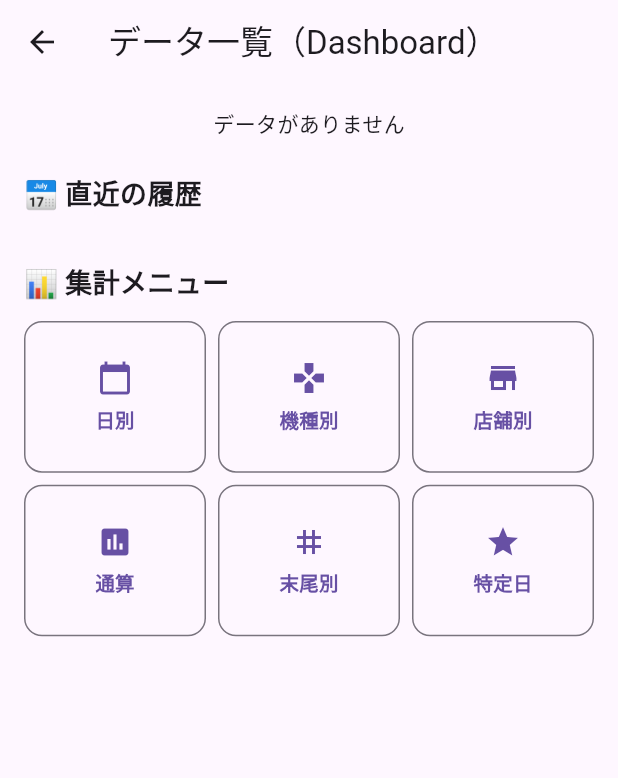
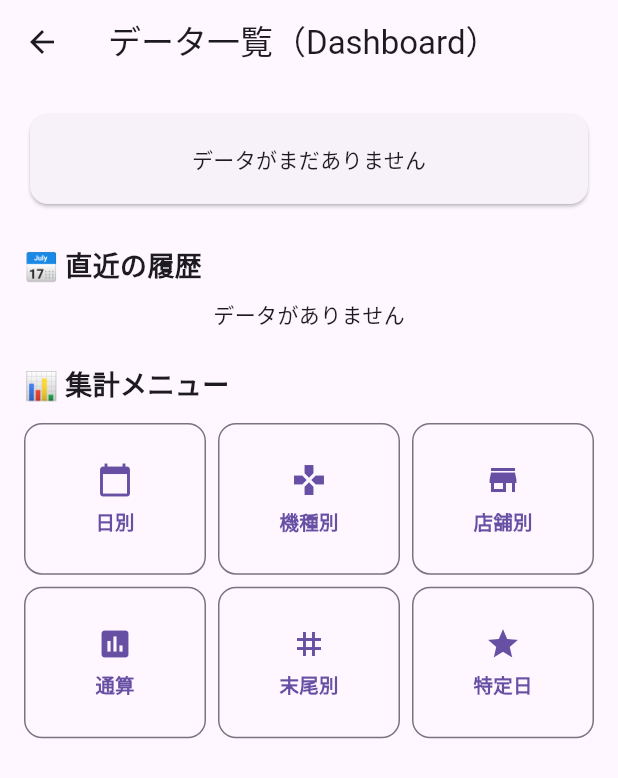
Before and after one commit to koen7777/juggler_record_app, a Flutter app: the DataListScreen screen opened directly, on a phone screen of 412 x 824 dp. Shown: the top 778 px of the screen. Run offline on Flutter 3.47's test engine with Material 3 defaults, Android fonts, the phone set to English and light mode, and no system bars; our stand-ins replace fl_chart; missing offline and left inert: dart:html.

Commit message:
更新メッセージ

```diff
--- a/lib/screens/data_list/data_list_screen.dart
+++ b/lib/screens/data_list/data_list_screen.dart
@@ -1,10 +1,10 @@
-// lib/screens/dashboard/data_list_screen.dart
 import 'package:flutter/material.dart';
 import '../../database/db_helper_web.dart';
 import '../../models/record.dart';
 import 'graph_screen.dart';
-import '../aggregation/daily_summary_screen.dart'; // 日別集計画面
+import '../aggregation/daily_summary_screen.dart'; // ← 日別集計画面の追加
 
+// 🟢 メニュー用クラス
 class MenuItem {
   final String title;
   final IconData icon;
@@ -33,14 +33,14 @@ class _DataListScreenState extends State<DataListScreen> {
   Future<void> _loadRecords() async {
     final records = await _db.getRecords();
     setState(() {
-      _records = records;
+      _records = records; // DBHelperWebで新しい順にソート済み
     });
   }
 
   @override
   Widget build(BuildContext context) {
     final hasData = _records.isNotEmpty;
-    final todayRecord = hasData ? _records.first : null;
+    final todayRecord = hasData ? _records.first : null; // 最新データを今日扱い
 
     return Scaffold(
       appBar: AppBar(title: const Text('データ一覧（Dashboard）')),
@@ -49,8 +49,20 @@ class _DataListScreenState extends State<DataListScreen> {
         child: Column(
           crossAxisAlignment: CrossAxisAlignment.stretch,
           children: [
-            // 今日の成績カード
-            if (hasData) _todayCard(todayRecord!) else const Center(child: Text("データがありません")),
+            // 📊 今日の成績カードをタップでGraphScreenへ遷移
+            GestureDetector(
+              onTap: hasData
+                  ? () {
+                      Navigator.push(
+                        context,
+                        MaterialPageRoute(
+                          builder: (_) => GraphScreen(records: _records),
+                        ),
+                      );
+                    }
+                  : null,
+              child: _todayCard(todayRecord),
+            ),
             const SizedBox(height: 24),
 
             const Text(
@@ -58,15 +70,20 @@ class _DataListScreenState extends State<DataListScreen> {
               style: TextStyle(fontSize: 18, fontWeight: FontWeight.bold),
             ),
             const SizedBox(height: 8),
+
             if (hasData)
-              ..._records.take(3).map((r) => _historyCard(r)).toList(),
+              ..._records.take(3).map((r) => _historyCard(r)).toList()
+            else
+              const Center(child: Text("データがありません")),
 
             const SizedBox(height: 24),
+
             const Text(
               "📊 集計メニュー",
               style: TextStyle(fontSize: 18, fontWeight: FontWeight.bold),
             ),
             const SizedBox(height: 12),
+
             _gridMenu(context),
           ],
         ),
@@ -74,27 +91,49 @@ class _DataListScreenState extends State<DataListScreen> {
     );
   }
 
-  Widget _todayCard(Record record) {
-    final totalRotation = record.totalRotation;
+  // 🟩 今日の成績カード
+  Widget _todayCard(Record? record) {
+    if (record == null) {
+      return const Card(
+        child: Padding(
+          padding: EdgeInsets.all(20),
+          child: Center(child: Text("データがまだありません")),
+        ),
+      );
+    }
 
-    final bigRate = record.big == 0 ? "-" : "1/${(totalRotation / record.big).toStringAsFixed(2)}";
-    final regRate = record.reg == 0 ? "-" : "1/${(totalRotation / record.reg).toStringAsFixed(2)}";
-    final bigDupRate = record.bigDup == 0 ? "-" : "1/${(totalRotation / record.bigDup).toStringAsFixed(2)}";
-    final regDupRate = record.regDup == 0 ? "-" : "1/${(totalRotation / record.regDup).toStringAsFixed(2)}";
-    final cherryRate = record.cherry == 0 ? "-" : "1/${(totalRotation / record.cherry).toStringAsFixed(2)}";
-    final grapeRate = record.grape == 0 ? "-" : "1/${(totalRotation / record.grape).toStringAsFixed(2)}";
+    final bigRate = record.big == 0
+        ? "-"
+        : "1/${(record.totalRotation / record.big).toStringAsFixed(0)}";
+    final regRate = record.reg == 0
+        ? "-"
+        : "1/${(record.totalRotation / record.reg).toStringAsFixed(0)}";
+    final bigDupRate = record.bigDup == 0
+        ? "-"
+        : "1/${(record.totalRotation / record.bigDup).toStringAsFixed(0)}";
+    final regDupRate = record.regDup == 0
+        ? "-"
+        : "1/${(record.totalRotation / record.regDup).toStringAsFixed(0)}";
+    final cherryRate = record.cherry == 0
+        ? "-"
+        : "1/${(record.totalRotation / record.cherry).toStringAsFixed(1)}";
+    final grapeRate = record.grape == 0
+        ? "-"
+        : "1/${(record.totalRotation / record.grape).toStringAsFixed(2)}";
 
+    final payoutValue = record.totalRotation == 0
+        ? 0.0
+        : ((record.diff / (record.totalRotation * 3)) * 100 + 100);
+
+    // 🔹 追加分計算
     final totalBonus = record.big + record.reg + record.bigDup + record.regDup;
-    final totalBonusRate = totalBonus == 0 ? "-" : "1/${(totalRotation / totalBonus).toStringAsFixed(2)}";
+    final totalBonusRate = totalBonus == 0 ? "-" : "1/${(record.totalRotation / totalBonus).toStringAsFixed(2)}";
 
     final bigTotal = record.big + record.bigDup;
-    final bigTotalRate = bigTotal == 0 ? "-" : "1/${(totalRotation / bigTotal).toStringAsFixed(2)}";
+    final bigTotalRate = bigTotal == 0 ? "-" : "1/${(record.totalRotation / bigTotal).toStringAsFixed(2)}";
 
     final regTotal = record.reg + record.regDup;
-    final regTotalRate = regTotal == 0 ? "-" : "1/${(totalRotation / regTotal).toStringAsFixed(2)}";
-
-    final payoutValue =
-        totalRotation == 0 ? 0.0 : ((record.diff / (totalRotation * 3)) * 100 + 100);
+    final regTotalRate = regTotal == 0 ? "-" : "1/${(record.totalRotation / regTotal).toStringAsFixed(2)}";
 
     return Card(
       elevation: 4,
@@ -110,7 +149,8 @@ class _DataListScreenState extends State<DataListScreen> {
             Row(
               children: [
                 const Text("差枚：",
-                    style: TextStyle(fontSize: 26, fontWeight: FontWeight.bold)),
+                    style:
+                        TextStyle(fontSize: 26, fontWeight: FontWeight.bold)),
                 Text(
                   "${record.diff >= 0 ? '+' : ''}${record.diff}枚",
                   style: TextStyle(
@@ -122,7 +162,7 @@ class _DataListScreenState extends State<DataListScreen> {
               ],
             ),
             const SizedBox(height: 4),
-            Text("総回転数：$totalRotation G"),
+            Text("総回転数：${record.totalRotation}G"),
             Row(
               children: [
                 const Text("ペイアウト率："),
@@ -137,17 +177,29 @@ class _DataListScreenState extends State<DataListScreen> {
             const SizedBox(height: 8),
             const Divider(),
             const SizedBox(height: 8),
-            Text("BIG ${record.big}回 ($bigRate)   REG ${record.reg}回 ($regRate)", style: const TextStyle(fontSize: 14)),
-            Text("重複BIG ${record.bigDup}回 ($bigDupRate)   重複REG ${record.regDup}回 ($regDupRate)", style: const TextStyle(fontSize: 14)),
-            Text("ボーナス合計: $totalBonus回  合算確率: $totalBonusRate", style: const TextStyle(fontSize: 14, fontWeight: FontWeight.bold)),
-            Text("BIG合計: $bigTotal回  確率: $bigTotalRate   REG合計: $regTotal回  確率: $regTotalRate", style: const TextStyle(fontSize: 14)),
-            Text("チェリー ${record.cherry}回 ($cherryRate)   ぶどう ${record.grape}回 ($grapeRate)", style: const TextStyle(fontSize: 14)),
+            Text("BIG ${record.big}回 ($bigRate)   REG ${record.reg}回 ($regRate)",
+                style: const TextStyle(fontSize: 14)),
+            const SizedBox(height: 4),
+            Text(
+                "重複BIG ${record.bigDup}回 ($bigDupRate)   重複REG ${record.regDup}回 ($regDupRate)",
+                style: const TextStyle(fontSize: 14)),
+            const SizedBox(height: 4),
+            Text("チェリー ${record.cherry}回 ($cherryRate)   ぶどう ${record.grape}回 ($grapeRate)",
+                style: const TextStyle(fontSize: 14)),
+
+            // 🔹 ここから追加
+            const SizedBox(height: 8),
+            Text("ボーナス合計: $totalBonus回  合算確率: $totalBonusRate",
+                style: const TextStyle(fontSize: 14, fontWeight: FontWeight.bold)),
+            Text("BIG合計: $bigTotal回  合算確率: $bigTotalRate   REG合計: $regTotal回  合算確率: $regTotalRate",
+                style: const TextStyle(fontSize: 14)),
           ],
         ),
       ),
     );
   }
 
+  // 🟩 履歴カード（直近3件）
   Widget _historyCard(Record record) {
     final payoutValue = record.totalRotation == 0
         ? 0.0
@@ -162,7 +214,8 @@ class _DataListScreenState extends State<DataListScreen> {
           children: [
             Expanded(
                 flex: 3,
-                child: Text("📅 ${record.date}", style: const TextStyle(fontWeight: FontWeight.bold))),
+                child: Text("📅 ${record.date}",
+                    style: const TextStyle(fontWeight: FontWeight.bold))),
             Expanded(flex: 5, child: Text(record.machine, overflow: TextOverflow.ellipsis)),
             Expanded(
               flex: 2,
@@ -177,7 +230,8 @@ class _DataListScreenState extends State<DataListScreen> {
             ),
             Expanded(
               flex: 2,
-              child: Text("${record.totalRotation}G", textAlign: TextAlign.right, style: const TextStyle(fontSize: 12)),
+              child: Text("${record.totalRotation}G",
+                  textAlign: TextAlign.right, style: const TextStyle(fontSize: 12)),
             ),
             Expanded(
               flex: 2,
@@ -193,6 +247,7 @@ class _DataListScreenState extends State<DataListScreen> {
     );
   }
 
+  // 🟩 固定の3列メニュー（クラス化して修正版）
   Widget _gridMenu(BuildContext context) {
     final menuItems = [
       MenuItem("日別", Icons.calendar_today, const DailySummaryScreen()),
```
Also changed, not shown: lib/screens/data_list/graph_screen.dart (+26 -23 lines).
